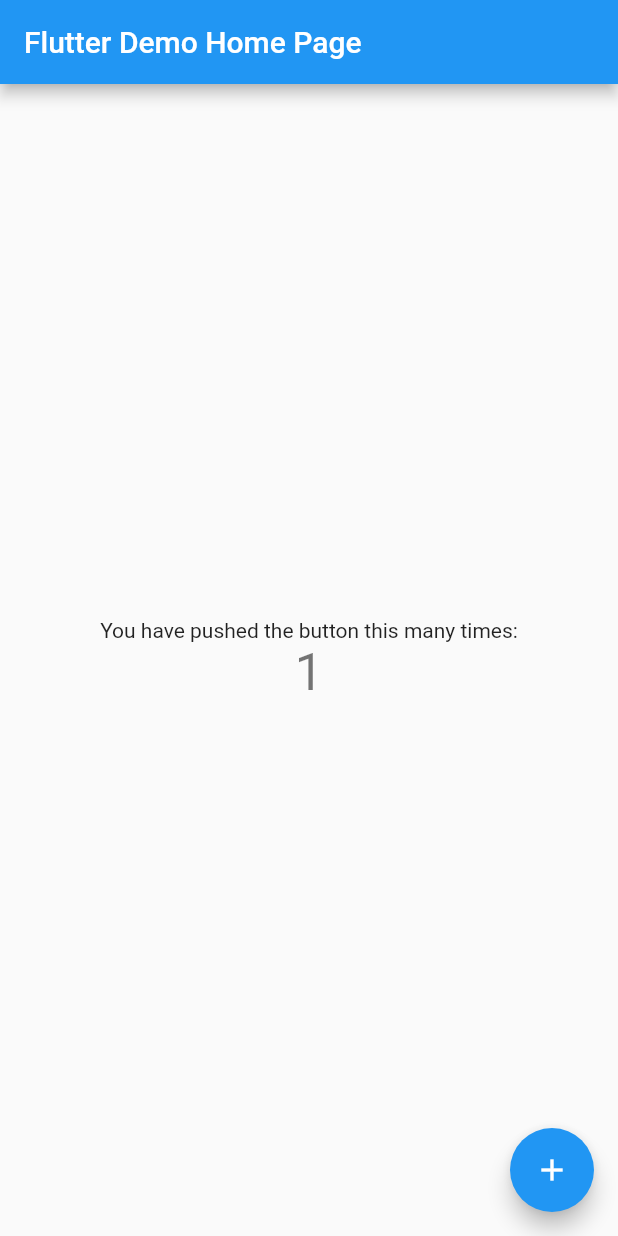
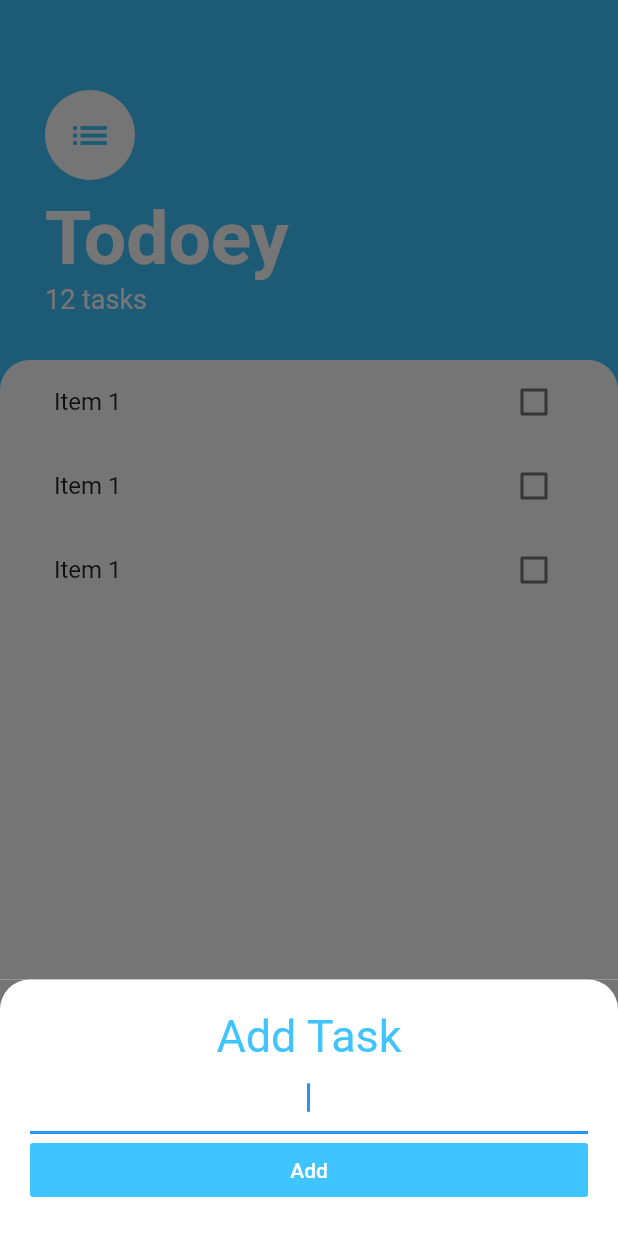
Before and after one commit to dungne/flutter_bootcamp, a Flutter app: the screen it shows after launch, after a tap on the "add" icon, on a phone screen of 412 x 824 dp. Run offline on Flutter 3.47's test engine with Material 2 defaults, Android fonts, the phone set to English and light mode, and no system bars; our stand-ins replace animated_text_kit, audioplayers, cloud_firestore, firebase_auth, flutter_spinkit, font_awesome_flutter and 3 more; accounts and stored records are empty.

Commit message:
- Done basic UI

```diff
--- a/todoey/todoey/lib/main.dart
+++ b/todoey/todoey/lib/main.dart
@@ -1,117 +1,15 @@
 import 'package:flutter/material.dart';
+import 'package:todoey/screens/task.dart';
 
 void main() {
   runApp(MyApp());
 }
 
 class MyApp extends StatelessWidget {
-  // This widget is the root of your application.
   @override
   Widget build(BuildContext context) {
     return MaterialApp(
-      title: 'Flutter Demo',
-      theme: ThemeData(
-        // This is the theme of your application.
-        //
-        // Try running your application with "flutter run". You'll see the
-        // application has a blue toolbar. Then, without quitting the app, try
-        // changing the primarySwatch below to Colors.green and then invoke
-        // "hot reload" (press "r" in the console where you ran "flutter run",
-        // or simply save your changes to "hot reload" in a Flutter IDE).
-        // Notice that the counter didn't reset back to zero; the application
-        // is not restarted.
-        primarySwatch: Colors.blue,
-        // This makes the visual density adapt to the platform that you run
-        // the app on. For desktop platforms, the controls will be smaller and
-        // closer together (more dense) than on mobile platforms.
-        visualDensity: VisualDensity.adaptivePlatformDensity,
-      ),
-      home: MyHomePage(title: 'Flutter Demo Home Page'),
+      home: TasksScreen(),
     );
   }
 }
-
-class MyHomePage extends StatefulWidget {
-  MyHomePage({Key key, this.title}) : super(key: key);
-
-  // This widget is the home page of your application. It is stateful, meaning
-  // that it has a State object (defined below) that contains fields that affect
-  // how it looks.
-
-  // This class is the configuration for the state. It holds the values (in this
-  // case the title) provided by the parent (in this case the App widget) and
-  // used by the build method of the State. Fields in a Widget subclass are
-  // always marked "final".
-
-  final String title;
-
-  @override
-  _MyHomePageState createState() => _MyHomePageState();
-}
-
-class _MyHomePageState extends State<MyHomePage> {
-  int _counter = 0;
-
-  void _incrementCounter() {
-    setState(() {
-      // This call to setState tells the Flutter framework that something has
-      // changed in this State, which causes it to rerun the build method below
-      // so that the display can reflect the updated values. If we changed
-      // _counter without calling setState(), then the build method would not be
-      // called again, and so nothing would appear to happen.
-      _counter++;
-    });
-  }
-
-  @override
-  Widget build(BuildContext context) {
-    // This method is rerun every time setState is called, for instance as done
-    // by the _incrementCounter method above.
-    //
-    // The Flutter framework has been optimized to make rerunning build methods
-    // fast, so that you can just rebuild anything that needs updating rather
-    // than having to individually change instances of widgets.
-    return Scaffold(
-      appBar: AppBar(
-        // Here we take the value from the MyHomePage object that was created by
-        // the App.build method, and use it to set our appbar title.
-        title: Text(widget.title),
-      ),
-      body: Center(
-        // Center is a layout widget. It takes a single child and positions it
-        // in the middle of the parent.
-        child: Column(
-          // Column is also a layout widget. It takes a list of children and
-          // arranges them vertically. By default, it sizes itself to fit its
-          // children horizontally, and tries to be as tall as its parent.
-          //
-          // Invoke "debug painting" (press "p" in the console, choose the
-          // "Toggle Debug Paint" action from the Flutter Inspector in Android
-          // Studio, or the "Toggle Debug Paint" command in Visual Studio Code)
-          // to see the wireframe for each widget.
-          //
-          // Column has various properties to control how it sizes itself and
-          // how it positions its children. Here we use mainAxisAlignment to
-          // center the children vertically; the main axis here is the vertical
-          // axis because Columns are vertical (the cross axis would be
-          // horizontal).
-          mainAxisAlignment: MainAxisAlignment.center,
-          children: <Widget>[
-            Text(
-              'You have pushed the button this many times:',
-            ),
-            Text(
-              '$_counter',
-              style: Theme.of(context).textTheme.headline4,
-            ),
-          ],
-        ),
-      ),
-      floatingActionButton: FloatingActionButton(
-        onPressed: _incrementCounter,
-        tooltip: 'Increment',
-        child: Icon(Icons.add),
-      ), // This trailing comma makes auto-formatting nicer for build methods.
-    );
-  }
-}
--- /dev/null
+++ b/todoey/todoey/lib/screens/add_task_screen.dart
@@ -0,0 +1,42 @@
+import 'package:flutter/material.dart';
+
+class AddTaskScreen extends StatelessWidget {
+  @override
+  Widget build(BuildContext context) {
+    return Container(
+      color: Color(0xff757575),
+      child: Container(
+        padding: EdgeInsets.all(20),
+        decoration: BoxDecoration(
+            color: Colors.white,
+            borderRadius: BorderRadius.only(
+              topLeft: Radius.circular(20),
+              topRight: Radius.circular(20),
+            )),
+        child: Column(
+          crossAxisAlignment: CrossAxisAlignment.stretch,
+          children: <Widget>[
+            Text(
+              'Add Task',
+              textAlign: TextAlign.center,
+              style: TextStyle(
+                color: Colors.lightBlueAccent,
+                fontSize: 30,
+              ),
+            ),
+            TextField(
+              autofocus: true,
+              textAlign: TextAlign.center,
+            ),
+            FlatButton(
+              child: Text('Add'),
+              textColor: Colors.white,
+              color: Colors.lightBlueAccent,
+              onPressed: () {},
+            )
+          ],
+        ),
+      ),
+    );
+  }
+}
--- /dev/null
+++ b/todoey/todoey/lib/screens/task.dart
@@ -0,0 +1,84 @@
+import 'package:flutter/material.dart';
+import 'package:todoey/screens/add_task_screen.dart';
+import 'package:todoey/widgets/tasks_list.dart';
+
+class TasksScreen extends StatelessWidget {
+  @override
+  Widget build(BuildContext context) {
+    return Scaffold(
+      backgroundColor: Colors.lightBlueAccent,
+      floatingActionButton: FloatingActionButton(
+        backgroundColor: Colors.lightBlueAccent,
+        child: Icon(Icons.add),
+        onPressed: () {
+          showModalBottomSheet(
+            context: context,
+            isScrollControlled: true,
+            builder: (context) => SingleChildScrollView(
+              child: Container(
+                padding: EdgeInsets.only(
+                    bottom: MediaQuery.of(context).viewInsets.bottom),
+                child: AddTaskScreen(),
+              ),
+            ),
+          );
+        },
+      ),
+      body: SafeArea(
+        child: Column(
+          crossAxisAlignment: CrossAxisAlignment.start,
+          children: <Widget>[
+            Container(
+              padding:
+                  EdgeInsets.only(top: 60, bottom: 30, left: 30, right: 30),
+              child: Column(
+                crossAxisAlignment: CrossAxisAlignment.start,
+                children: <Widget>[
+                  CircleAvatar(
+                    child: Icon(
+                      Icons.list,
+                      size: 30,
+                      color: Colors.lightBlueAccent,
+                    ),
+                    backgroundColor: Colors.white,
+                    radius: 30,
+                  ),
+                  SizedBox(
+                    height: 10,
+                  ),
+                  Text(
+                    'Todoey',
+                    style: TextStyle(
+                      color: Colors.white,
+                      fontSize: 50,
+                      fontWeight: FontWeight.w700,
+                    ),
+                  ),
+                  Text(
+                    '12 tasks',
+                    style: TextStyle(
+                      color: Colors.white,
+                      fontSize: 18,
+                    ),
+                  ),
+                ],
+              ),
+            ),
+            Expanded(
+              child: Container(
+                padding: EdgeInsets.symmetric(horizontal: 20),
+                decoration: BoxDecoration(
+                    color: Colors.white,
+                    borderRadius: BorderRadius.only(
+                      topLeft: Radius.circular(20),
+                      topRight: Radius.circular(20),
+                    )),
+                child: TasksList(),
+              ),
+            )
+          ],
+        ),
+      ),
+    );
+  }
+}
--- /dev/null
+++ b/todoey/todoey/lib/widgets/task_tile.dart
@@ -0,0 +1,12 @@
+import 'package:flutter/material.dart';
+
+class TaskTile extends StatelessWidget {
+  @override
+  Widget build(BuildContext context) {
+    return CheckboxListTile(
+      title: Text('Item 1'),
+      value: false,
+      onChanged: (bool value) {},
+    );
+  }
+}
--- /dev/null
+++ b/todoey/todoey/lib/widgets/tasks_list.dart
@@ -0,0 +1,15 @@
+import 'package:flutter/material.dart';
+import 'package:todoey/widgets/task_tile.dart';
+
+class TasksList extends StatelessWidget {
+  @override
+  Widget build(BuildContext context) {
+    return ListView(
+      children: <Widget>[
+        TaskTile(),
+        TaskTile(),
+        TaskTile(),
+      ],
+    );
+  }
+}
```
Also changed, not shown: todoey/todoey/pubspec.lock, 3 other files.
